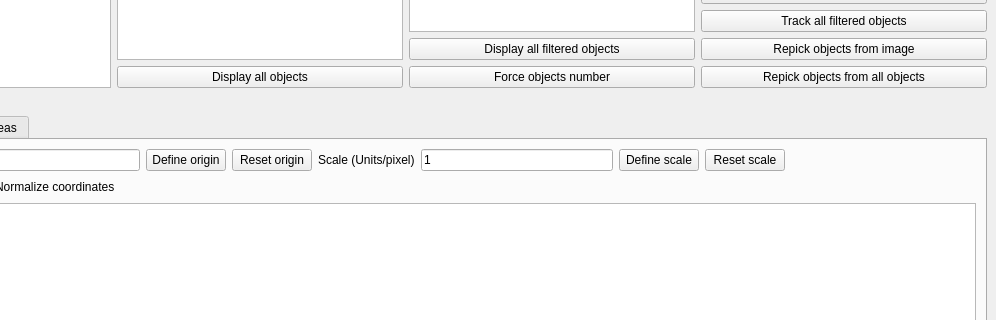
Old version of the form doris/doris.ui in the repository olivierfriard/DORIS; both pictures show x 221 to 1217 and y 374 to 694 of the 1217 by 856 pixel window.
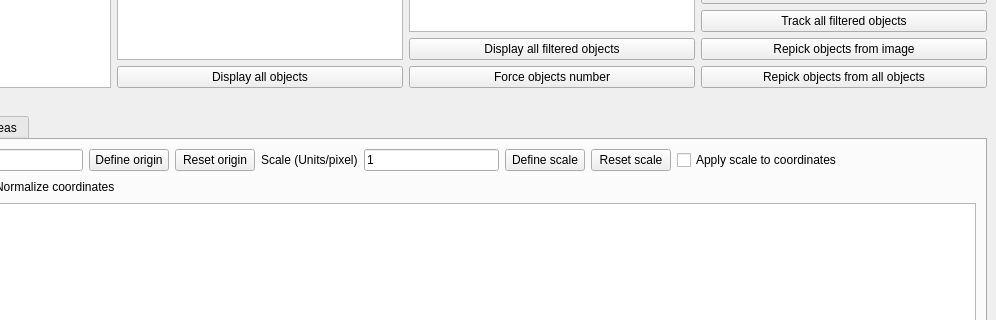
New version of the form.

Patch:
```diff
--- a/doris/doris.ui
+++ b/doris/doris.ui
@@ -735,6 +735,13 @@
             </property>
            </widget>
           </item>
+          <item>
+           <widget class="QCheckBox" name="cb_apply_scale">
+            <property name="text">
+             <string>Apply scale to coordinates</string>
+            </property>
+           </widget>
+          </item>
           <item>
            <spacer name="horizontalSpacer_9">
             <property name="orientation">
```
